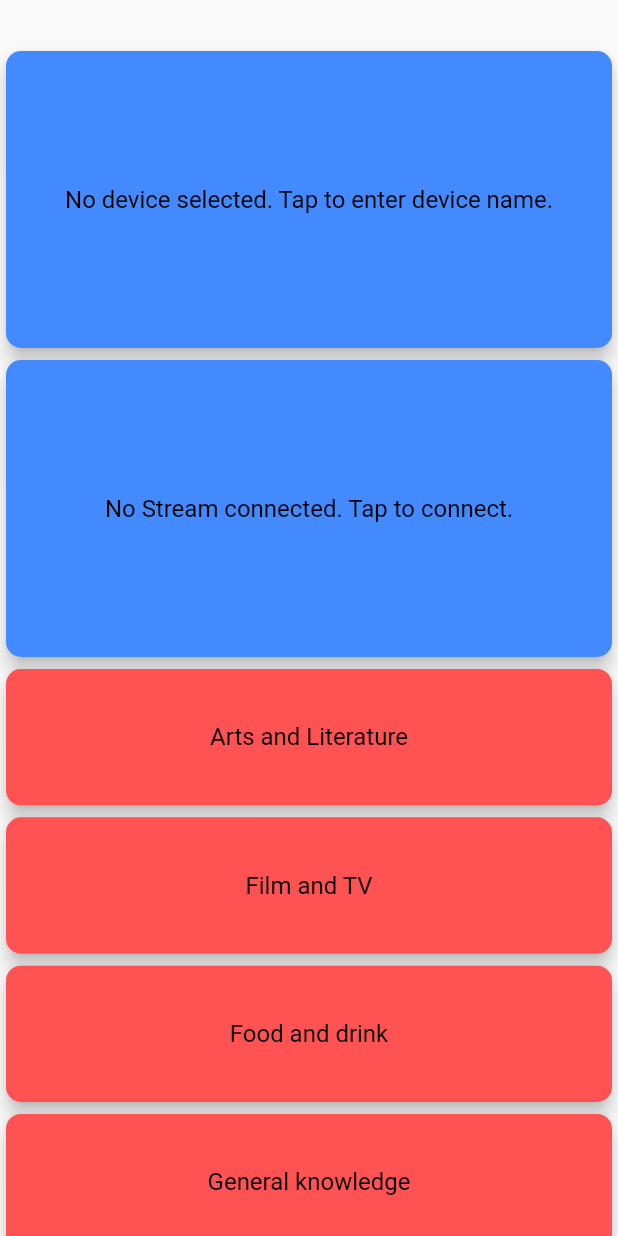
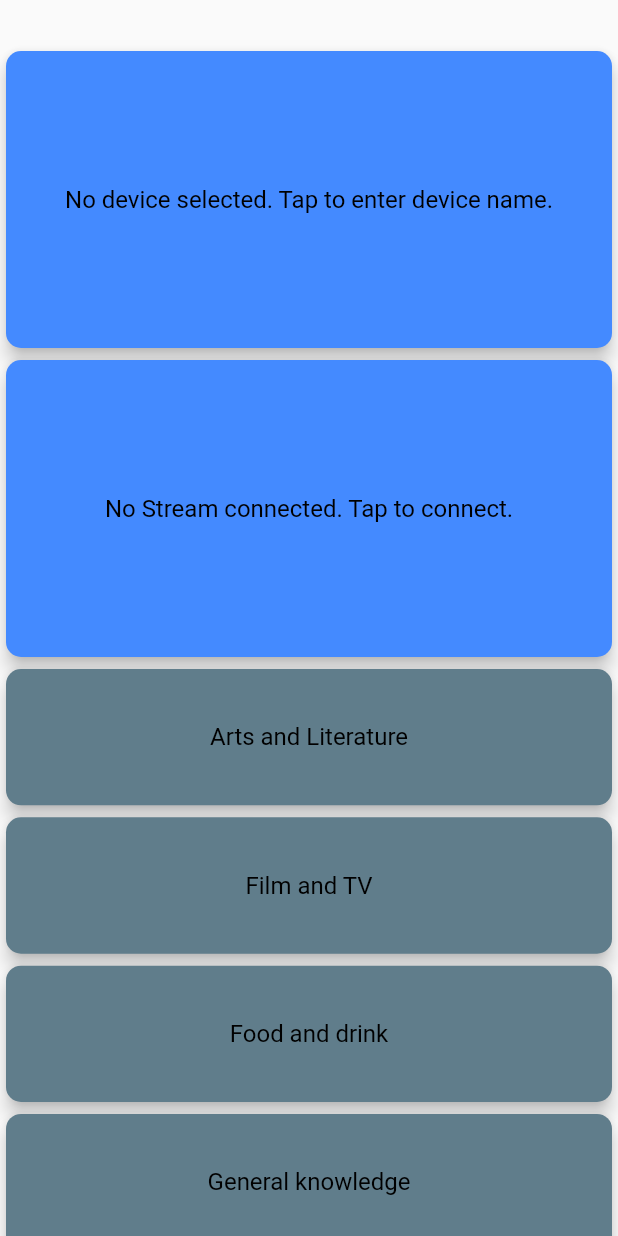
Before and after one commit to dersiwi/quizzapp, a Flutter app: the screen it shows after launch, on a phone screen of 412 x 824 dp. Run offline on Flutter 3.47's test engine with Material 2 defaults, Android fonts, the phone set to English and light mode, and no system bars; our stand-ins replace permission_handler; missing offline and left inert: esense_flutter.

Commit message:
Changed colors

```diff
--- a/lib/startScreen.dart
+++ b/lib/startScreen.dart
@@ -41,7 +41,7 @@ class CategoryOptionCard extends StatelessWidget {
     return GestureDetector(
       child: Option(
           optionContent: questionCategory.categoryName,
-          color: Colors.redAccent,
+          color: backgroundColor,
           heightModificator: optionCardHeight),
       onTap: () {
         Navigator.push(
```
